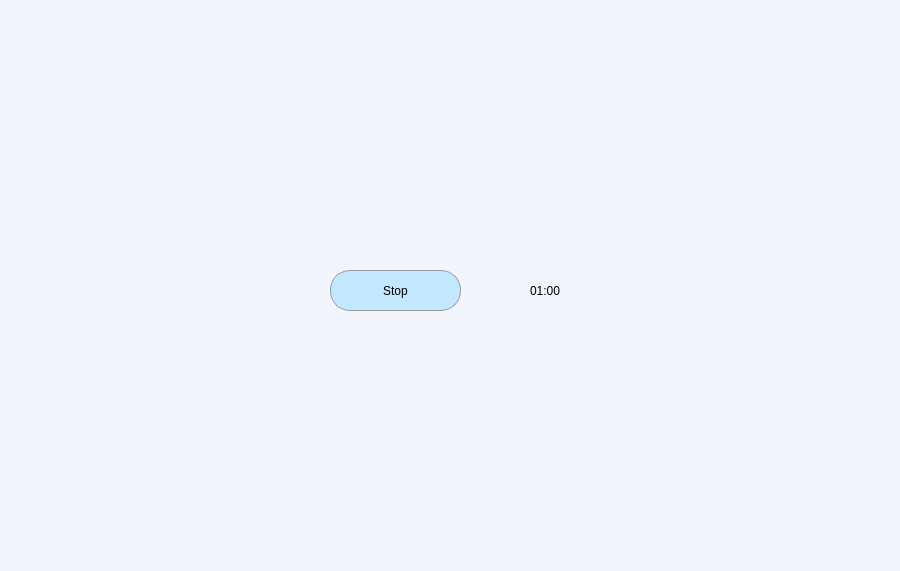
First picture: the form in audiorecorder.ui, repository hdkhang6803/PC_Remote_Control, before the edit.
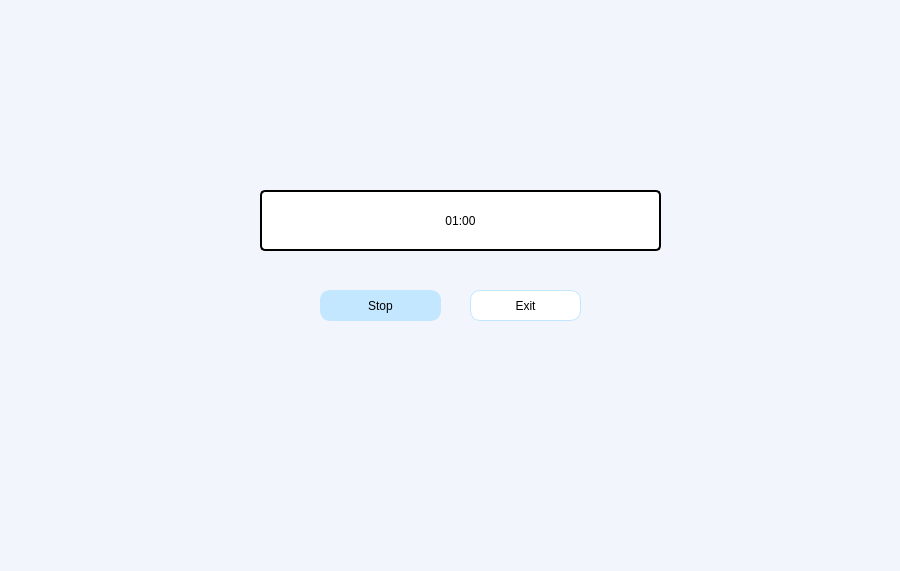
Second picture: the form after the edit.

Diff of the .ui file:
```diff
--- a/audiorecorder.ui
+++ b/audiorecorder.ui
@@ -20,19 +20,17 @@
   <widget class="QPushButton" name="stopButton">
    <property name="geometry">
     <rect>
-     <x>330</x>
-     <y>270</y>
-     <width>131</width>
-     <height>41</height>
+     <x>320</x>
+     <y>290</y>
+     <width>121</width>
+     <height>31</height>
     </rect>
    </property>
    <property name="styleSheet">
-    <string notr="true">border-radius: 20px;
-font: 600 9pt &quot;UTM Avo&quot;;
-box-shadow:  10px 5px 5px rgb(0, 0, 0);
-background: #C2E7FF;
-border:  1px solid rgb(154, 154, 154);
-
+    <string notr="true">font: 600 10pt &quot;UTM Avo&quot;;
+border: 1px solid rgb(194, 231, 255);
+background-color: rgb(194, 231, 255);
+border-radius: 10px;
 </string>
    </property>
    <property name="text">
@@ -42,19 +40,44 @@
   <widget class="QLabel" name="timer">
    <property name="geometry">
     <rect>
-     <x>530</x>
-     <y>270</y>
-     <width>121</width>
-     <height>41</height>
+     <x>260</x>
+     <y>190</y>
+     <width>401</width>
+     <height>61</height>
     </rect>
    </property>
    <property name="styleSheet">
-    <string notr="true">font: 600 10pt &quot;UTM Avo&quot;;
+    <string notr="true">font: 600 14pt &quot;UTM Avo&quot;;
+background-color: #ffffff;
+border: 2px solid;
 
 </string>
    </property>
    <property name="text">
     <string>01:00</string>
+   </property>
+   <property name="alignment">
+    <set>Qt::AlignCenter</set>
+   </property>
+  </widget>
+  <widget class="QPushButton" name="exitButton">
+   <property name="geometry">
+    <rect>
+     <x>470</x>
+     <y>290</y>
+     <width>111</width>
+     <height>31</height>
+    </rect>
+   </property>
+   <property name="styleSheet">
+    <string notr="true">font: 600 10pt &quot;UTM Avo&quot;;
+border: 1px solid rgb(194, 231, 255);
+background-color: #ffffff;
+border-radius: 10px;
+</string>
+   </property>
+   <property name="text">
+    <string>Exit</string>
    </property>
   </widget>
  </widget>
```
